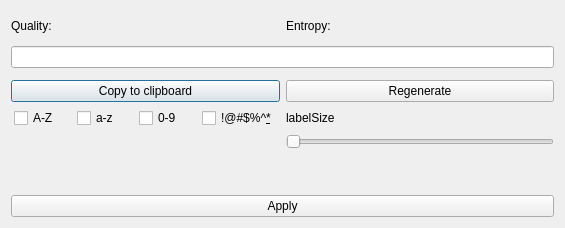
The window that PasswordGenerator.ui (sochok222/RadikPass) describes before a commit, drawn with Qt 5.
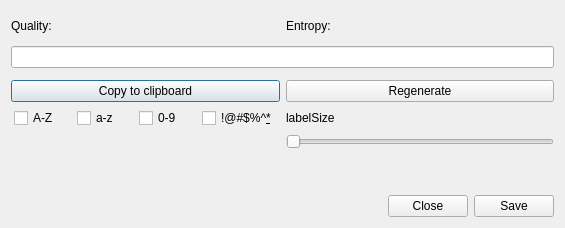
The same window after the commit.

Commit message: Added PasswordGenerator action to EntryAdder

```diff
--- a/PasswordGenerator.ui
+++ b/PasswordGenerator.ui
@@ -179,9 +179,29 @@
    <item>
     <layout class="QHBoxLayout" name="horizontalLayout">
      <item>
-      <widget class="QPushButton" name="button_apply">
+      <spacer name="horizontalSpacer">
+       <property name="orientation">
+        <enum>Qt::Orientation::Horizontal</enum>
+       </property>
+       <property name="sizeHint" stdset="0">
+        <size>
+         <width>40</width>
+         <height>20</height>
+        </size>
+       </property>
+      </spacer>
+     </item>
+     <item>
+      <widget class="QPushButton" name="button_close">
        <property name="text">
-        <string>Apply</string>
+        <string>Close</string>
+       </property>
+      </widget>
+     </item>
+     <item>
+      <widget class="QPushButton" name="button_save">
+       <property name="text">
+        <string>Save</string>
        </property>
       </widget>
      </item>
```
Left out of the diff: 4 changed lines with no effect on the pictures. The commit also changes 14 other files.
